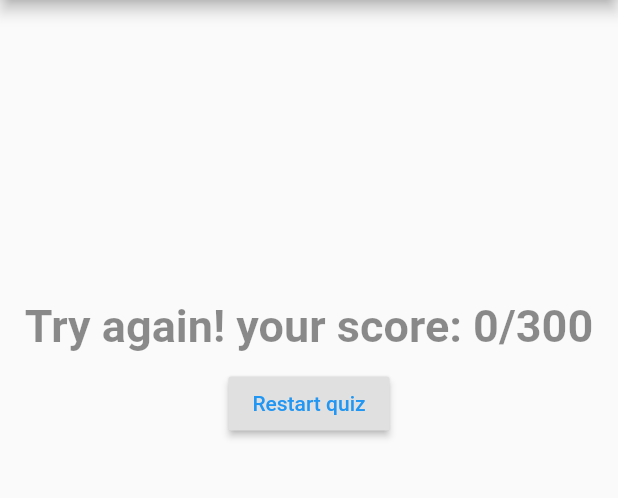
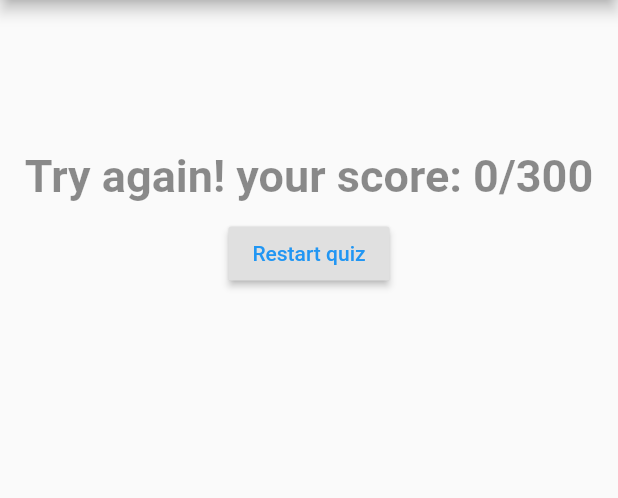
Before and after one commit to jjsebastianfuertes/QuestionApp-Flutter, a Flutter app: the screen it shows after launch, after a tap on "Guayaquil", after a tap on "8 mts", after a tap on "Santa Cruz", on a phone screen of 412 x 824 dp, the part 84-582 px from its top. Run offline on Flutter 3.47's test engine with Material 2 defaults, Android fonts, the phone set to English and light mode, and no system bars.

Commit message:
fix position containers

```diff
--- a/flutter_app/lib/quiz.dart
+++ b/flutter_app/lib/quiz.dart
@@ -18,7 +18,7 @@ class Quiz extends StatelessWidget {
     return Column(
       children: <Widget>[
         Padding(
-          padding: const EdgeInsets.only(top: 100.0),
+          padding: const EdgeInsets.only(top: 40.0),
           child: Question(questions[questionIndex]['questions']),
         ),
         ...(questions[questionIndex]['anwsers'] as List<Map<String, Object>>).map((anwser) {
--- a/flutter_app/lib/result.dart
+++ b/flutter_app/lib/result.dart
@@ -22,7 +22,7 @@ class Result extends StatelessWidget {
       child: Column(
         children: <Widget>[
           Padding(
-            padding: const EdgeInsets.only(top:200.0),
+            padding: const EdgeInsets.only(top:100.0),
             child: Text(
               resultPhrase,
               textAlign: TextAlign.center,
```
